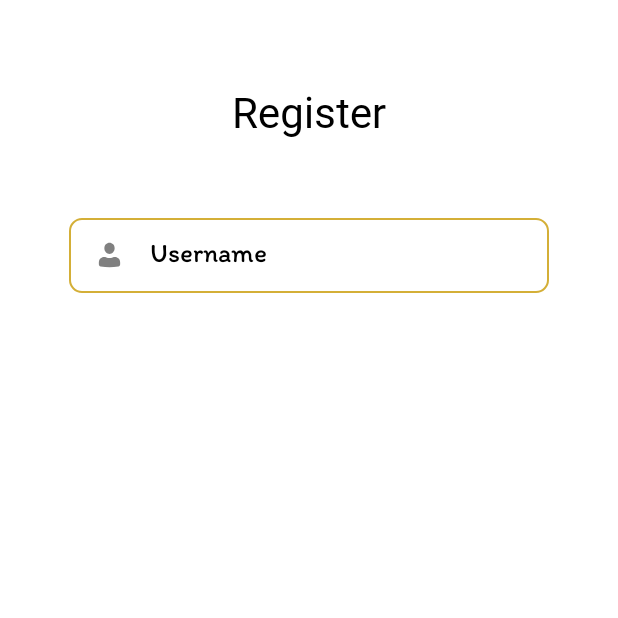
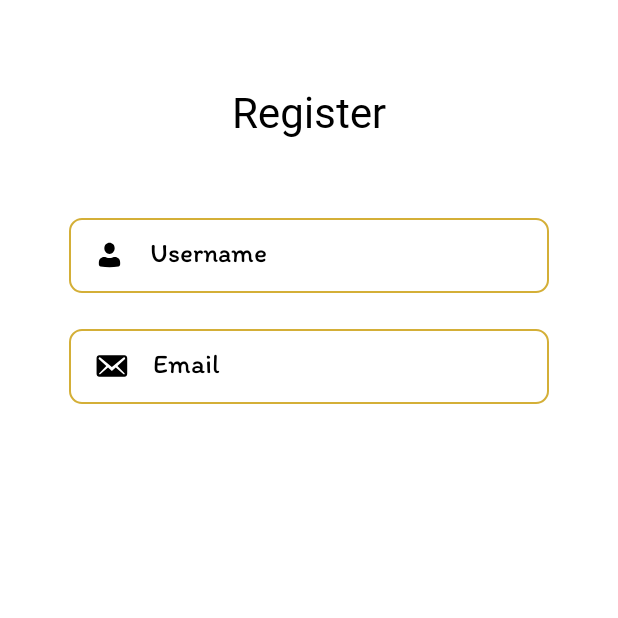
Before and after one commit to Outfitly/Mobile-Development, an Android app: the screen it shows after launch (RegisterActivity), on a phone screen of 412 x 824 dp, the top half of it. Run offline under Robolectric (Android 15) with nearby library versions, the phone set to English and light mode, and no system bars; libraries missing offline, so code that uses them is left out: by.kirich1409.viewbindingdelegate.

Commit message:
Adding Icon

```diff
--- a/app/src/main/AndroidManifest.xml
+++ b/app/src/main/AndroidManifest.xml
@@ -22,6 +22,10 @@
                 <category android:name="android.intent.category.LAUNCHER" />
             </intent-filter>
         </activity>
+
+        <activity android:name=".MainActivity">
+
+        </activity>
     </application>
 
 </manifest>
--- /dev/null
+++ b/app/src/main/res/drawable/ic_email.xml
@@ -0,0 +1,9 @@
+<vector xmlns:android="http://schemas.android.com/apk/res/android"
+    android:width="24dp"
+    android:height="24dp"
+    android:viewportWidth="24"
+    android:viewportHeight="24">
+  <path
+      android:pathData="M22.8,17.4V6.6C22.8,5.604 21.996,4.8 21,4.8H4.188C3.192,4.8 2.388,5.604 2.388,6.6V17.4C2.388,18.396 3.192,19.2 4.188,19.2H21C21.996,19.2 22.8,18.396 22.8,17.4ZM21.228,6.468C21.624,6.864 21.408,7.272 21.192,7.476L16.32,11.94L21,16.812C21.144,16.98 21.24,17.244 21.072,17.424C20.916,17.616 20.556,17.604 20.4,17.484L15.156,13.008L12.588,15.348L10.032,13.008L4.788,17.484C4.632,17.604 4.272,17.616 4.116,17.424C3.948,17.244 4.044,16.98 4.188,16.812L8.868,11.94L3.996,7.476C3.78,7.272 3.564,6.864 3.96,6.468C4.356,6.072 4.764,6.264 5.1,6.552L12.588,12.6L20.088,6.552C20.424,6.264 20.832,6.072 21.228,6.468Z"
+      android:fillColor="#000000"/>
+</vector>
--- a/app/src/main/res/drawable/ic_username.xml
+++ b/app/src/main/res/drawable/ic_username.xml
@@ -6,5 +6,5 @@
   <path
       android:pathData="M11,3.75C10.088,3.75 9.214,4.145 8.569,4.848C7.925,5.552 7.562,6.505 7.562,7.5C7.562,8.495 7.925,9.448 8.569,10.152C9.214,10.855 10.088,11.25 11,11.25C11.912,11.25 12.786,10.855 13.431,10.152C14.075,9.448 14.438,8.495 14.438,7.5C14.438,6.505 14.075,5.552 13.431,4.848C12.786,4.145 11.912,3.75 11,3.75ZM7.333,13.25C6.422,13.25 5.547,13.645 4.903,14.348C4.258,15.052 3.896,16.005 3.896,17V18.188C3.896,18.942 4.396,19.584 5.078,19.705C9,20.404 13,20.404 16.922,19.705C17.252,19.646 17.552,19.462 17.768,19.184C17.985,18.906 18.104,18.553 18.104,18.188V17C18.104,16.005 17.742,15.052 17.097,14.348C16.453,13.645 15.578,13.25 14.667,13.25H14.355C14.185,13.25 14.017,13.28 13.856,13.336L13.063,13.619C11.722,14.096 10.278,14.096 8.937,13.619L8.144,13.336C7.983,13.279 7.815,13.25 7.646,13.25H7.333Z"
       android:fillColor="#000000"
-      android:fillAlpha="0.5"/>
+      />
 </vector>
--- a/app/src/main/res/layout/activity_register.xml
+++ b/app/src/main/res/layout/activity_register.xml
@@ -33,6 +33,25 @@
         android:textColorHint="@color/black"
         android:fontFamily="@font/itim"
         app:layout_constraintTop_toBottomOf="@+id/tv_register"
-        tools:layout_editor_absoluteX="46dp" />
+        />
+
+    <EditText
+        android:id="@+id/edt_email"
+        android:layout_width="match_parent"
+        android:layout_height="50dp"
+        android:layout_marginHorizontal="46dp"
+        android:layout_marginTop="24dp"
+        android:background="@drawable/bg_border_edit_text"
+        android:drawableStart="@drawable/ic_email"
+        android:drawablePadding="16dp"
+        android:hint="Email"
+        android:paddingHorizontal="16dp"
+        android:textColor="@color/black"
+        android:textColorHint="@color/black"
+        android:fontFamily="@font/itim"
+        app:layout_constraintTop_toBottomOf="@+id/edt_username"
+        />
+
+
 
 </androidx.constraintlayout.widget.ConstraintLayout>
```
Also changed, not shown: app/src/main/res/drawable/ic_lock.xml (added, +10 -0 lines), app/src/main/res/drawable/ic_phone.xml (added, +10 -0 lines).
